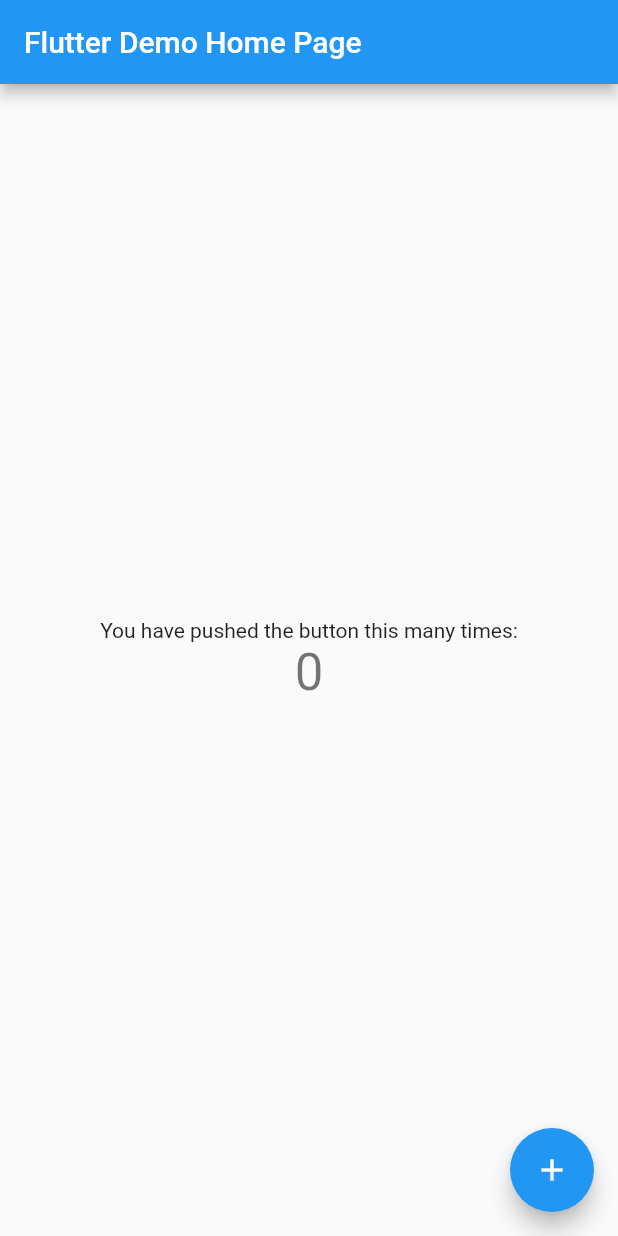
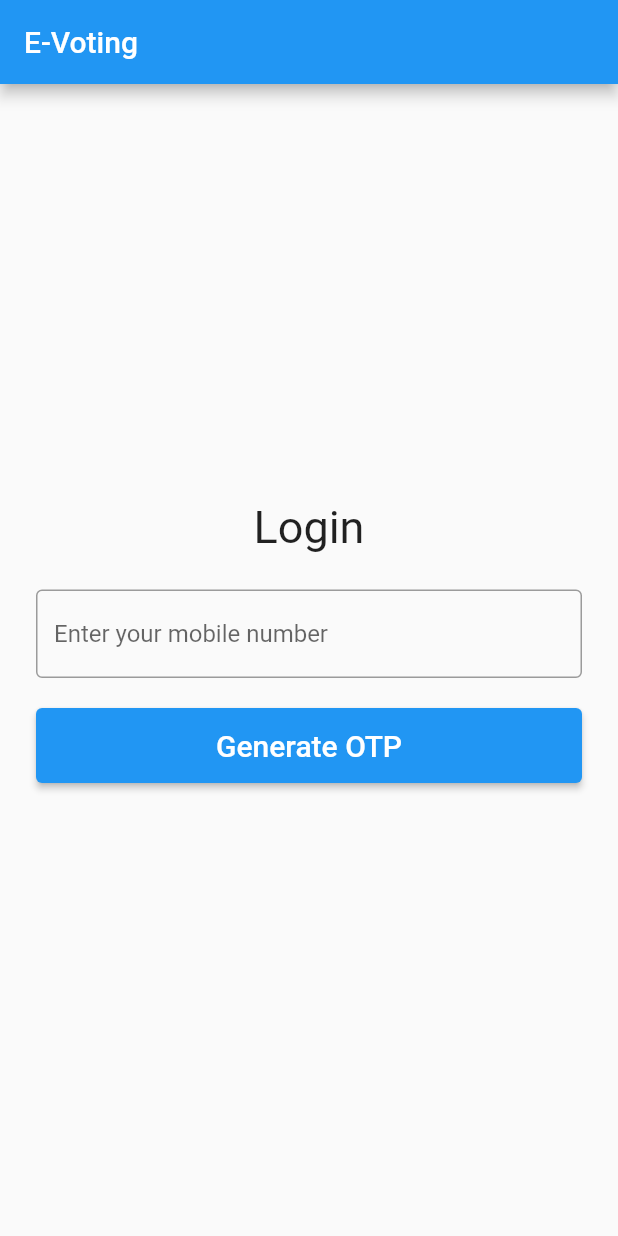
Before and after one commit to manankarnik/e-voting-app, a Flutter app: the screen it shows after launch, on a phone screen of 412 x 824 dp. Run offline on Flutter 3.47's test engine with Material 2 defaults, Android fonts, the phone set to English and light mode, and no system bars.

Commit message:
feat: add login form

```diff
--- a/lib/main.dart
+++ b/lib/main.dart
@@ -7,109 +7,96 @@ void main() {
 class MyApp extends StatelessWidget {
   const MyApp({super.key});
 
-  // This widget is the root of your application.
   @override
   Widget build(BuildContext context) {
     return MaterialApp(
-      title: 'Flutter Demo',
         theme: ThemeData(
-        // This is the theme of your application.
-        //
-        // Try running your application with "flutter run". You'll see the
-        // application has a blue toolbar. Then, without quitting the app, try
-        // changing the primarySwatch below to Colors.green and then invoke
-        // "hot reload" (press "r" in the console where you ran "flutter run",
-        // or simply save your changes to "hot reload" in a Flutter IDE).
-        // Notice that the counter didn't reset back to zero; the application
-        // is not restarted.
+          colorScheme: ColorScheme.fromSwatch(
             primarySwatch: Colors.blue,
           ),
-      home: const MyHomePage(title: 'Flutter Demo Home Page'),
+        ),
+        debugShowCheckedModeBanner: false,
+        home: const LoginPage());
+  }
+}
+
+class LoginPage extends StatelessWidget {
+  const LoginPage({super.key});
+
+  @override
+  Widget build(BuildContext context) {
+    return Scaffold(
+      appBar: AppBar(
+        title: const Text("E-Voting"),
+      ),
+      body: Column(
+        mainAxisAlignment: MainAxisAlignment.center,
+        crossAxisAlignment: CrossAxisAlignment.center,
+        children: const [
+          Text(
+            "Login",
+            style: TextStyle(
+              fontSize: 30,
+            ),
+          ),
+          Padding(
+            padding: EdgeInsets.all(24),
+            child: LoginForm(),
+          )
+        ],
+      ),
     );
   }
 }
 
-class MyHomePage extends StatefulWidget {
-  const MyHomePage({super.key, required this.title});
-
-  // This widget is the home page of your application. It is stateful, meaning
-  // that it has a State object (defined below) that contains fields that affect
-  // how it looks.
-
-  // This class is the configuration for the state. It holds the values (in this
-  // case the title) provided by the parent (in this case the App widget) and
-  // used by the build method of the State. Fields in a Widget subclass are
-  // always marked "final".
-
-  final String title;
+class LoginForm extends StatefulWidget {
+  const LoginForm({super.key});
 
   @override
-  State<MyHomePage> createState() => _MyHomePageState();
+  State<LoginForm> createState() => _LoginFormState();
 }
 
-class _MyHomePageState extends State<MyHomePage> {
-  int _counter = 0;
-
-  void _incrementCounter() {
-    setState(() {
-      // This call to setState tells the Flutter framework that something has
-      // changed in this State, which causes it to rerun the build method below
-      // so that the display can reflect the updated values. If we changed
-      // _counter without calling setState(), then the build method would not be
-      // called again, and so nothing would appear to happen.
-      _counter++;
-    });
-  }
-
+class _LoginFormState extends State<LoginForm> {
+  final _formKey = GlobalKey<FormState>();
   @override
   Widget build(BuildContext context) {
-    // This method is rerun every time setState is called, for instance as done
-    // by the _incrementCounter method above.
-    //
-    // The Flutter framework has been optimized to make rerunning build methods
-    // fast, so that you can just rebuild anything that needs updating rather
-    // than having to individually change instances of widgets.
-    return Scaffold(
-      appBar: AppBar(
-        // Here we take the value from the MyHomePage object that was created by
-        // the App.build method, and use it to set our appbar title.
-        title: Text(widget.title),
+    return Form(
+      key: _formKey,
+      child: Column(
+        children: [
+          TextFormField(
+            decoration: const InputDecoration(
+              border: OutlineInputBorder(),
+              hintText: "Enter your mobile number",
             ),
-      body: Center(
-        // Center is a layout widget. It takes a single child and positions it
-        // in the middle of the parent.
-        child: Column(
-          // Column is also a layout widget. It takes a list of children and
-          // arranges them vertically. By default, it sizes itself to fit its
-          // children horizontally, and tries to be as tall as its parent.
-          //
-          // Invoke "debug painting" (press "p" in the console, choose the
-          // "Toggle Debug Paint" action from the Flutter Inspector in Android
-          // Studio, or the "Toggle Debug Paint" command in Visual Studio Code)
-          // to see the wireframe for each widget.
-          //
-          // Column has various properties to control how it sizes itself and
-          // how it positions its children. Here we use mainAxisAlignment to
-          // center the children vertically; the main axis here is the vertical
-          // axis because Columns are vertical (the cross axis would be
-          // horizontal).
-          mainAxisAlignment: MainAxisAlignment.center,
-          children: <Widget>[
-            const Text(
-              'You have pushed the button this many times:',
+            validator: (value) {
+              if (value == null || value.length != 10) {
+                return 'Please enter valid mobile number';
+              }
+              return null;
+            },
           ),
-            Text(
-              '$_counter',
-              style: Theme.of(context).textTheme.headline4,
+          const SizedBox(
+            height: 20,
+          ),
+          ElevatedButton(
+            style: ElevatedButton.styleFrom(
+              minimumSize: const Size.fromHeight(50),
+            ),
+            onPressed: () {
+              if (_formKey.currentState!.validate()) {
+                ScaffoldMessenger.of(context).showSnackBar(
+                  const SnackBar(content: Text('Processing Data')),
+                );
+              }
+            },
+            child: const Text(
+              "Generate OTP",
+              style: TextStyle(fontSize: 20),
+            ),
           ),
         ],
       ),
-      ),
-      floatingActionButton: FloatingActionButton(
-        onPressed: _incrementCounter,
-        tooltip: 'Increment',
-        child: const Icon(Icons.add),
-      ), // This trailing comma makes auto-formatting nicer for build methods.
     );
   }
 }
```
Lines whose indentation alone changed are shown as unchanged.
